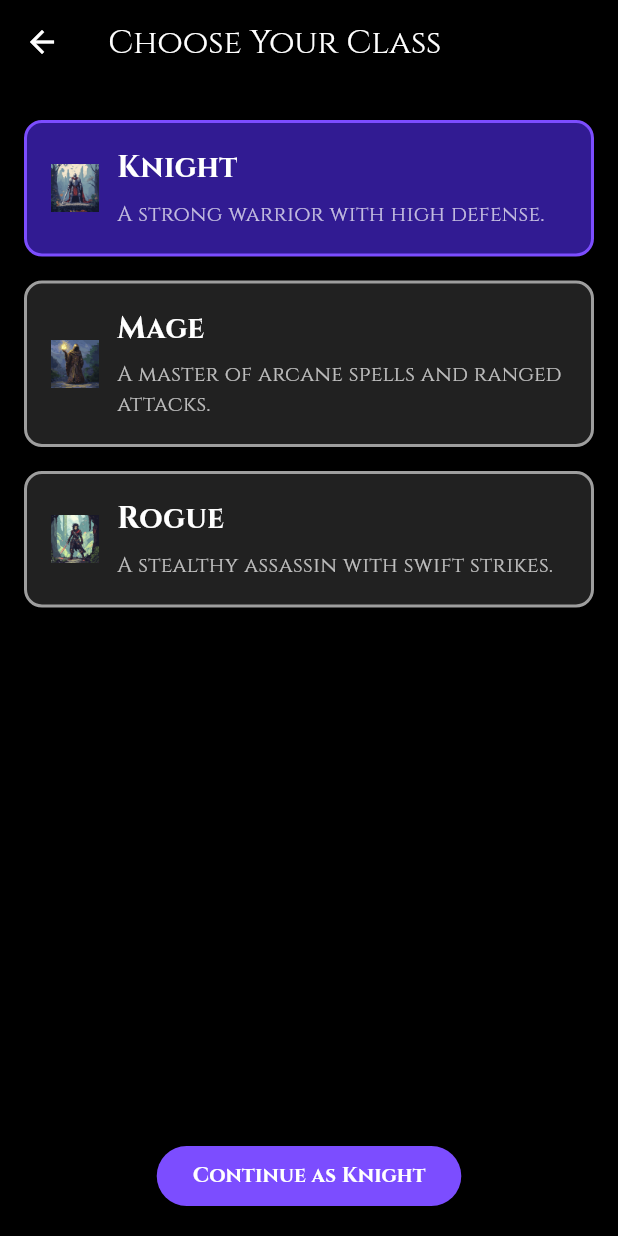
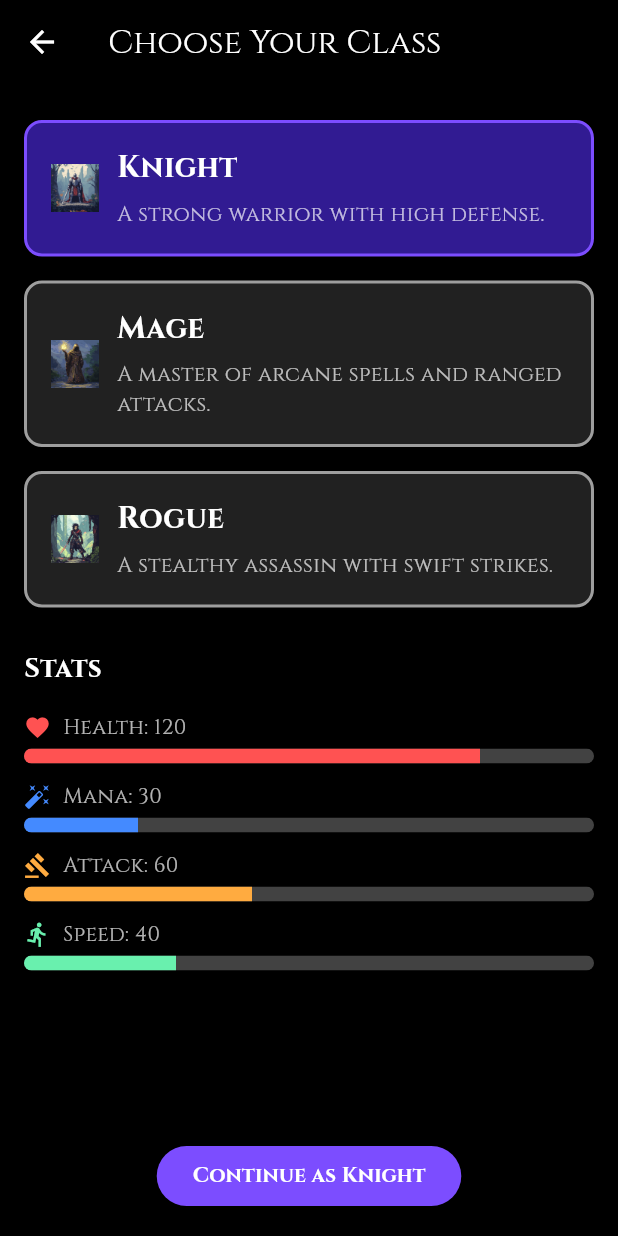
Before and after one commit to cnewtonharris/abyssborne, a Flutter app: the CharacterCreationScreen screen opened directly, on a phone screen of 412 x 824 dp. Run offline on Flutter 3.47's test engine with Material 3 defaults, Android fonts, the phone set to English and light mode, and no system bars; our stand-ins replace audioplayers, google_fonts, shared_preferences; accounts and stored records are empty.

Commit message:
add stat bars to the character creation screen, icons for each bar and animated the transition from each character

```diff
--- a/lib/character_creation_screen.dart
+++ b/lib/character_creation_screen.dart
@@ -13,30 +13,54 @@ class CharacterCreationScreen extends StatefulWidget {
 class _CharacterCreationScreenState extends State<CharacterCreationScreen> {
   String selectedClass = 'Knight';
 
-  final List<Map<String, String>> classes = [
+  final List<Map<String, dynamic>> classes = [
     {
       'name': 'Knight',
       'description': 'A strong warrior with high defense.',
       'iconPath': 'assets/images/classes/knight_icon.png',
+      'stats': {
+        'Health': 120,
+        'Mana': 30,
+        'Attack': 60,
+        'Speed': 40,
+      },
     },
     {
       'name': 'Mage',
       'description': 'A master of arcane spells and ranged attacks.',
       'iconPath': 'assets/images/classes/mage_icon.png',
+      'stats': {
+        'Health': 70,
+        'Mana': 120,
+        'Attack': 90,
+        'Speed': 50,
+      },
     },
     {
       'name': 'Rogue',
       'description': 'A stealthy assassin with swift strikes.',
       'iconPath': 'assets/images/classes/rogue_icon.png',
+      'stats': {
+        'Health': 80,
+        'Mana': 40,
+        'Attack': 75,
+        'Speed': 90,
+      },
     },
   ];
 
 
 
+
   @override
   Widget build(BuildContext context) {
+    final selectedClassData = classes.firstWhere((cls) => cls['name'] == selectedClass);
+    final stats = selectedClassData['stats'] as Map<String, int>;
+    const int maxStatValue = 150; // Adjust as needed based on your classes
+
+
     return Scaffold(
-      backgroundColor: Colors.black,
+    backgroundColor: Colors.black,
       appBar: AppBar(
         backgroundColor: Colors.black,
         title: Text('Choose Your Class', style: GoogleFonts.cinzel(color: Colors.white)),
@@ -99,10 +123,98 @@ class _CharacterCreationScreenState extends State<CharacterCreationScreen> {
                       ),
                     ],
                   ),
-
                 ),
               );
             }).toList(),
+            Column(
+              crossAxisAlignment: CrossAxisAlignment.start,
+              children: [
+                const SizedBox(height: 20),
+                Text(
+                  'Stats',
+                  style: GoogleFonts.cinzel(
+                    fontSize: 18,
+                    color: Colors.white,
+                    fontWeight: FontWeight.bold,
+                  ),
+                ),
+                const SizedBox(height: 10),
+                ...stats.entries.map((entry) {
+                  final label = entry.key;
+                  final value = entry.value;
+                  final double percent = value / maxStatValue;
+
+                  // Assign color based on stat name
+                  Color getBarColor(String stat) {
+                    switch (stat) {
+                      case 'Health':
+                        return Colors.redAccent;
+                      case 'Mana':
+                        return Colors.blueAccent;
+                      case 'Attack':
+                        return Colors.orangeAccent;
+                      case 'Speed':
+                        return Colors.greenAccent;
+                      default:
+                        return Colors.grey;
+                    }
+                  }
+
+                  IconData getStatIcon(String stat) {
+                    switch (stat) {
+                      case 'Health':
+                        return Icons.favorite;
+                      case 'Mana':
+                        return Icons.auto_fix_high;
+                      case 'Attack':
+                        return Icons.gavel; // like a weapon hit
+                      case 'Speed':
+                        return Icons.directions_run;
+                      default:
+                        return Icons.brightness_low;
+                    }
+                  }
+
+                  final barColor = getBarColor(label);
+
+                  return Padding(
+                    padding: const EdgeInsets.symmetric(vertical: 6.0),
+                    child: Column(
+                      crossAxisAlignment: CrossAxisAlignment.start,
+                      children: [
+                        Row(
+                          children: [
+                            Icon(getStatIcon(label), color: barColor, size: 18),
+                            const SizedBox(width: 8),
+                            Text(
+                              '$label: $value',
+                              style: GoogleFonts.cinzel(color: Colors.white70),
+                            ),
+                          ],
+                        ),
+                        const SizedBox(height: 4),
+                        ClipRRect(
+                          borderRadius: BorderRadius.circular(6),
+                          child: TweenAnimationBuilder<double>(
+                            tween: Tween<double>(begin: 0, end: percent),
+                            duration: const Duration(milliseconds: 400),
+                            builder: (context, animatedValue, child) {
+                              return LinearProgressIndicator(
+                                value: animatedValue,
+                                minHeight: 10,
+                                backgroundColor: Colors.grey.shade800,
+                                valueColor: AlwaysStoppedAnimation<Color>(barColor),
+                              );
+                            },
+                          ),
+                        ),
+                      ],
+                    ),
+                  );
+                }),
+              ],
+            ),
+
             const Spacer(),
             ElevatedButton(
               onPressed: () {
```
